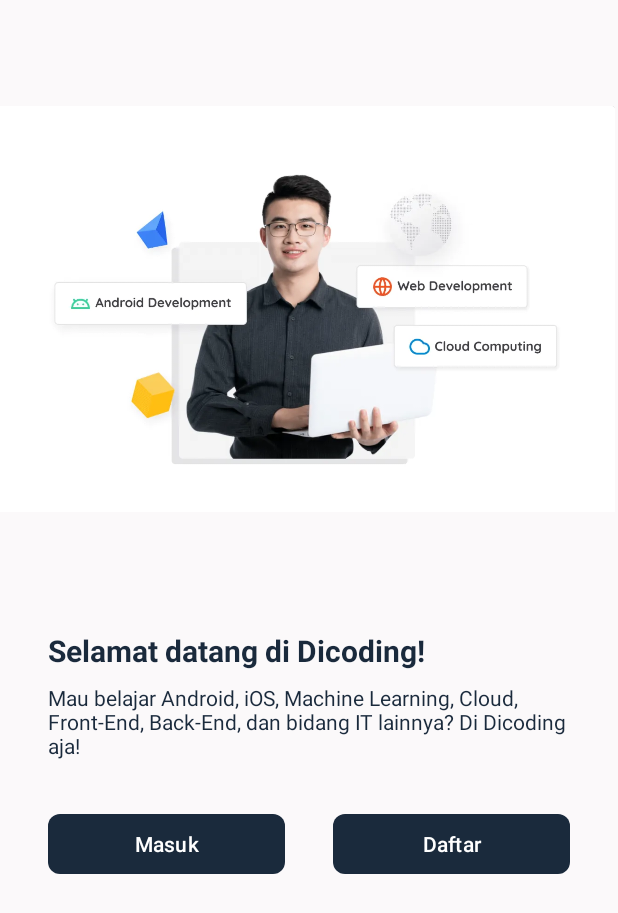
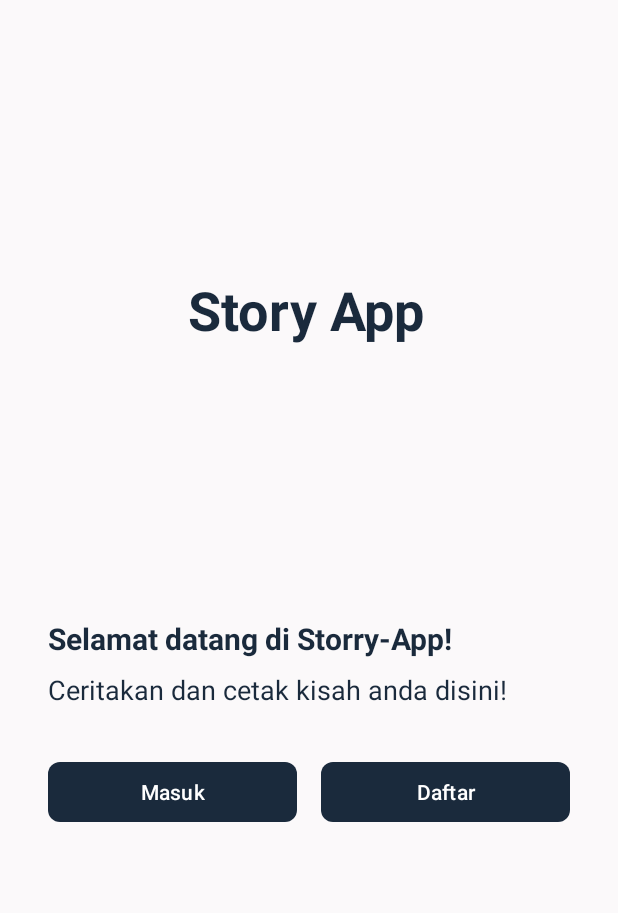
Before and after one commit to romiyusnandar/story_app, an Android app: the screen it shows after launch (WelcomeActivity), on a phone screen of 412 x 824 dp. Shown: the top 913 px of the screen. Run offline under Robolectric (Android 15) with nearby library versions, the phone set to English and light mode, and no system bars; pictures from the network do not load; 1 statement that could not run was skipped.

Commit message:
Improve welcome activity

```diff
--- a/app/src/main/java/com/koaladev/storryapp/ui/view/WelcomeActivity.kt
+++ b/app/src/main/java/com/koaladev/storryapp/ui/view/WelcomeActivity.kt
@@ -3,8 +3,12 @@ package com.koaladev.storryapp.ui.view
 import android.animation.AnimatorSet
 import android.animation.ObjectAnimator
 import android.content.Intent
+import android.graphics.Color
 import android.os.Bundle
+import android.view.Gravity
 import android.view.View
+import android.widget.LinearLayout
+import android.widget.TextView
 import androidx.activity.enableEdgeToEdge
 import androidx.appcompat.app.AppCompatActivity
 import androidx.core.view.ViewCompat
@@ -22,28 +26,25 @@ class WelcomeActivity : AppCompatActivity() {
         binding = ActivityWelcomeBinding.inflate(layoutInflater)
         setContentView(binding.root)
 
-        ViewCompat.setOnApplyWindowInsetsListener(binding.root) { v, insets ->
-            val systemBars = insets.getInsets(WindowInsetsCompat.Type.systemBars())
-            v.setPadding(systemBars.left, systemBars.top, systemBars.right, systemBars.bottom)
-            insets
-        }
-
         setupAction()
         playAnimation()
 
     }
     private fun playAnimation() {
-        ObjectAnimator.ofFloat(binding.imageView, View.TRANSLATION_X, -30f, 30f).apply {
+        binding.textView.alpha = 0f
+        binding.loginButton.alpha = 0f
+        binding.signupButton.alpha = 0f
+        binding.titleTextView.alpha = 0f
+        binding.descTextView.alpha = 0f
+
+        ObjectAnimator.ofFloat(binding.textView, View.TRANSLATION_X, -30f, 30f).apply {
             duration = 6000
             repeatCount = ObjectAnimator.INFINITE
             repeatMode = ObjectAnimator.REVERSE
         }.start()
 
-        binding.loginButton.alpha = 0f
-        binding.signupButton.alpha = 0f
-        binding.titleTextView.alpha = 0f
-        binding.descTextView.alpha = 0f
 
+        val app = ObjectAnimator.ofFloat(binding.textView, View.ALPHA, 0f, 1f).setDuration(500)
         val login = ObjectAnimator.ofFloat(binding.loginButton, View.ALPHA, 0f, 1f).setDuration(500)
         val signup = ObjectAnimator.ofFloat(binding.signupButton, View.ALPHA, 0f, 1f).setDuration(500)
         val title = ObjectAnimator.ofFloat(binding.titleTextView, View.ALPHA, 0f, 1f).setDuration(500)
@@ -54,11 +55,12 @@ class WelcomeActivity : AppCompatActivity() {
         }
 
         AnimatorSet().apply {
-            playSequentially(title, desc, together)
+            playSequentially(app, title, desc, together)
             startDelay = 500
             start()
         }
     }
+
 
     private fun setupAction() {
         binding.loginButton.setOnClickListener {
--- a/app/src/main/res/layout/activity_welcome.xml
+++ b/app/src/main/res/layout/activity_welcome.xml
@@ -7,23 +7,25 @@
     android:layout_height="match_parent"
     tools:context="ui.view.WelcomeActivity">
 
-    <ImageView
-        android:id="@+id/imageView"
-        android:layout_width="0dp"
-        android:layout_height="0dp"
+    <TextView
+        android:id="@+id/textView"
+        android:layout_width="wrap_content"
+        android:layout_height="wrap_content"
         android:contentDescription="@string/app_name"
+        android:text="@string/app_name"
+        android:textSize="36sp"
+        android:textStyle="bold"
+        android:textColor="?attr/colorPrimary"
         app:layout_constraintBottom_toTopOf="@+id/guidelineHorizontal"
         app:layout_constraintEnd_toEndOf="parent"
         app:layout_constraintStart_toStartOf="parent"
-        app:layout_constraintTop_toTopOf="parent"
-        app:srcCompat="@drawable/image_welcome" />
+        app:layout_constraintTop_toTopOf="parent" />
 
     <TextView
         android:id="@+id/titleTextView"
         android:layout_width="0dp"
         android:layout_height="wrap_content"
         android:layout_marginStart="32dp"
-        android:layout_marginTop="8dp"
         android:layout_marginEnd="32dp"
         android:text="@string/title_welcome_page"
         android:textColor="?attr/colorPrimary"
@@ -43,7 +45,7 @@
         android:layout_marginEnd="32dp"
         android:textColor="?attr/colorPrimary"
         android:text="@string/message_welcome_page"
-        android:textSize="14sp"
+        android:textSize="18sp"
         app:layout_constraintEnd_toEndOf="parent"
         app:layout_constraintHorizontal_bias="0.0"
         app:layout_constraintStart_toStartOf="parent"
@@ -55,7 +57,7 @@
         android:layout_height="wrap_content"
         android:layout_marginStart="32dp"
         android:layout_marginTop="32dp"
-        android:layout_marginEnd="16dp"
+        android:layout_marginEnd="8dp"
         android:text="@string/login"
         app:cornerRadius="8dp"
         app:layout_constraintEnd_toStartOf="@+id/guidelineVertical"
@@ -66,31 +68,27 @@
         android:id="@+id/signupButton"
         android:layout_width="0dp"
         android:layout_height="wrap_content"
-        android:layout_marginStart="16dp"
+        android:layout_marginStart="8dp"
         android:layout_marginTop="32dp"
         android:layout_marginEnd="32dp"
         android:text="@string/signup"
         app:cornerRadius="8dp"
+        app:layout_constraintStart_toEndOf="@+id/guidelineVertical"
         app:layout_constraintEnd_toEndOf="parent"
-        app:layout_constraintStart_toStartOf="@+id/guidelineVertical"
         app:layout_constraintTop_toBottomOf="@+id/descTextView" />
 
     <androidx.constraintlayout.widget.Guideline
         android:id="@+id/guidelineHorizontal"
         android:layout_width="wrap_content"
-        android:layout_height="64dp"
+        android:layout_height="wrap_content"
         android:orientation="horizontal"
-        app:layout_constraintEnd_toEndOf="parent"
-        app:layout_constraintGuide_percent="0.5"
-        app:layout_constraintStart_toStartOf="parent" />
+        app:layout_constraintGuide_percent="0.5" />
 
     <androidx.constraintlayout.widget.Guideline
         android:id="@+id/guidelineVertical"
         android:layout_width="wrap_content"
-        android:layout_height="64dp"
+        android:layout_height="wrap_content"
         android:orientation="vertical"
-        app:layout_constraintEnd_toEndOf="parent"
-        app:layout_constraintGuide_percent="0.5"
-        app:layout_constraintStart_toStartOf="parent" />
+        app:layout_constraintGuide_percent="0.5" />
 
 </androidx.constraintlayout.widget.ConstraintLayout>
--- a/app/src/main/res/values/strings.xml
+++ b/app/src/main/res/values/strings.xml
@@ -1,9 +1,9 @@
 <resources>
-    <string name="app_name">Storryapp</string>
+    <string name="app_name">Story App</string>
     <string name="signup">Daftar</string>
     <string name="login">Masuk</string>
-    <string name="message_welcome_page">Mau belajar Android, iOS, Machine Learning, Cloud, Front-End, Back-End, dan bidang IT lainnya? Di Dicoding aja!</string>
-    <string name="title_welcome_page">Selamat datang di Dicoding!</string>
+    <string name="message_welcome_page">Ceritakan dan cetak kisah anda disini!</string>
+    <string name="title_welcome_page">Selamat datang di Storry-App!</string>
     <string name="title_signup_page">Lengkapi data dirimu ya!</string>
     <string name="email">Email</string>
     <string name="password">Password</string>
```
